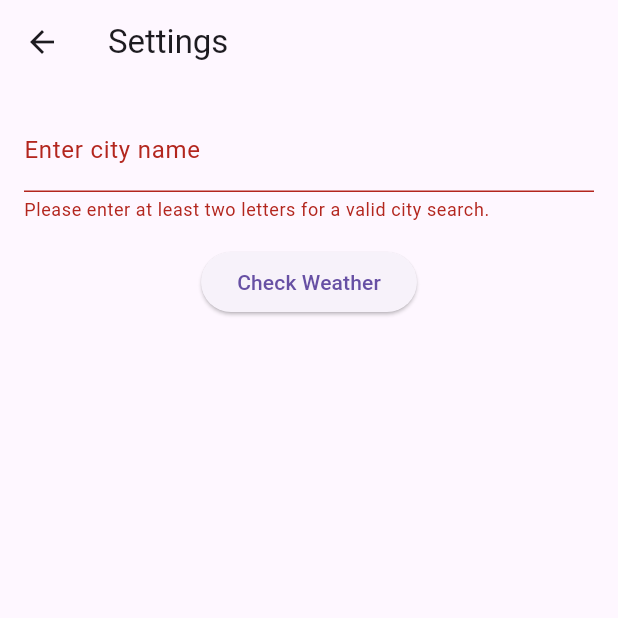
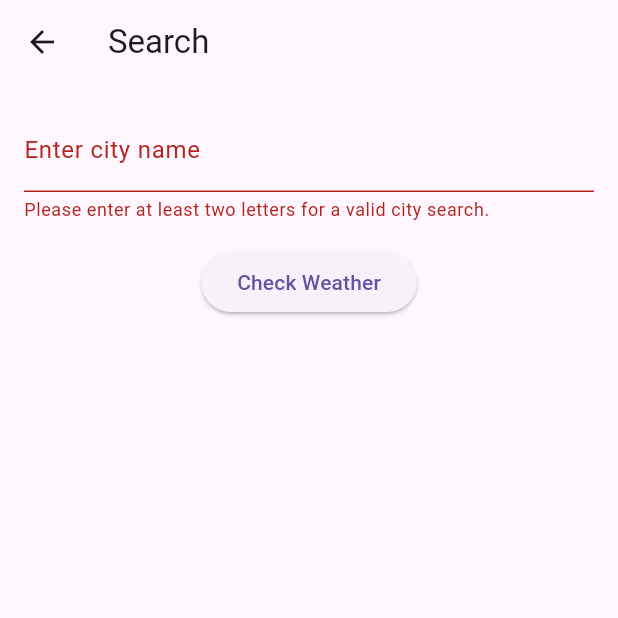
Before and after one commit to AhmadKamal0/Weather_App, a Flutter app: the SettingsScreen screen opened by its route, after a tap on "Check Weather", on a phone screen of 412 x 824 dp, the top half of it. Run offline on Flutter 3.47's test engine with Material 3 defaults, Android fonts, the phone set to English and light mode, and no system bars; our stand-ins replace timezone.

Commit message:
Update settings_screen.dart

```diff
--- a/firstproject/lib/screens/settings_screen.dart
+++ b/firstproject/lib/screens/settings_screen.dart
@@ -4,6 +4,7 @@ import 'package:http/http.dart' as http;
 import 'package:intl/intl.dart';
 import 'package:timezone/timezone.dart' as tz;
 import 'weather_screen.dart';
+
 class SettingsScreen extends StatefulWidget {
   @override
   _SettingsScreenState createState() => _SettingsScreenState();
@@ -29,7 +30,7 @@ class _SettingsScreenState extends State<SettingsScreen> {
       return;
     }
 
-    final apiKey = '';
+    final apiKey = '2151b95625554980b5bb5b6b4c5aa7eb';
     final url = 'https://api.weatherbit.io/v2.0/current?city=$city&key=$apiKey';
 
     try {
@@ -37,7 +38,6 @@ class _SettingsScreenState extends State<SettingsScreen> {
 
       if (response.statusCode == 200) {
         final data = jsonDecode(response.body)['data'];
-
         if (data.isEmpty || data[0]['city_name'].toLowerCase() != city.toLowerCase()) {
           setState(() {
             errorMessage = 'City not found. Please check the spelling and try again.';
@@ -46,6 +46,7 @@ class _SettingsScreenState extends State<SettingsScreen> {
           });
           return;
         }
+
 
         final cityData = data[0];
         final timezone = cityData['timezone'];
@@ -117,7 +118,7 @@ class _SettingsScreenState extends State<SettingsScreen> {
   Widget build(BuildContext context) {
     return Scaffold(
       appBar: AppBar(
-        title: Text('Settings'),
+        title: Text('Search'),
       ),
       body: Padding(
         padding: EdgeInsets.all(16.0),
```
